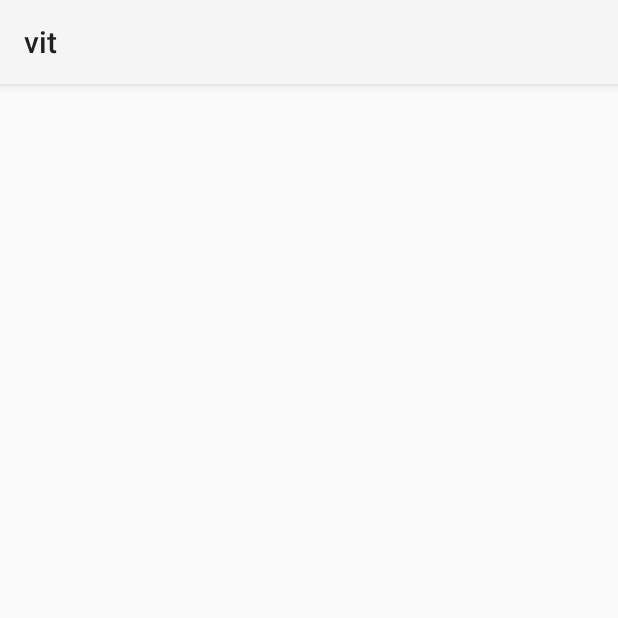
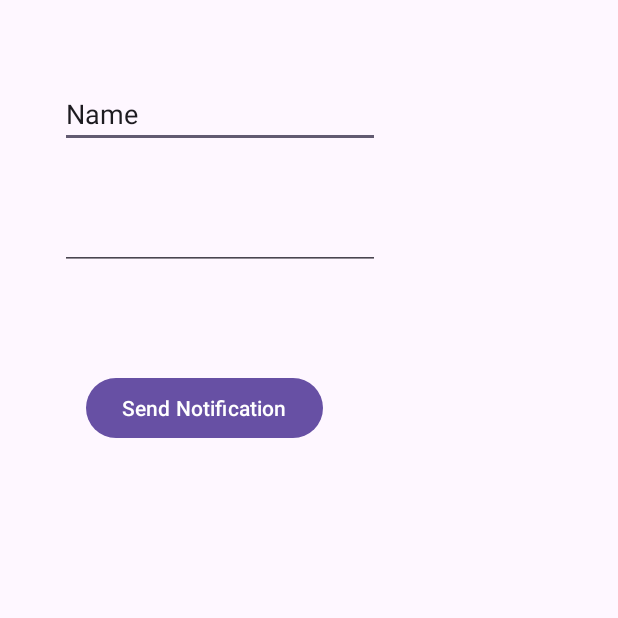
Before and after one commit to sanjanas01/appdev, an Android app: the screen it shows after launch (HomeActivity before the commit, LoginActivity after it), on a phone screen of 412 x 824 dp, the top half of it. Run offline under Robolectric (Android 15) with nearby library versions, the phone set to English and light mode, and no system bars.

Commit message:
Notifications

```diff
--- a/app/src/main/java/com/example/vit/HomeActivity.kt
+++ b/app/src/main/java/com/example/vit/HomeActivity.kt
@@ -1,66 +1,15 @@
 package com.example.vit
 
+import android.app.Activity
+import android.content.Intent
 import android.os.Bundle
+import android.widget.Toast
 import androidx.appcompat.app.AppCompatActivity
 import androidx.lifecycle.ViewModelProvider
-import com.example.vit.HomeViewModel
-import com.example.vit.database.Item
-import com.example.vit.database.ItemDAO
-import com.example.vit.database.Itemroomdb
-import com.example.vit.databinding.ActivityHomeBinding
-import kotlinx.coroutines.Dispatchers
-import kotlinx.coroutines.GlobalScope
-import kotlinx.coroutines.flow.first
-import kotlinx.coroutines.launch
+import androidx.recyclerview.widget.LinearLayoutManager
+import androidx.recyclerview.widget.RecyclerView
+import com.google.android.material.floatingactionbutton.FloatingActionButton
 
 class HomeActivity : AppCompatActivity() {
-    var TAG = HomeActivity::class.java.simpleName    //"HomeActivity"
-    private lateinit var binding: ActivityHomeBinding
-    lateinit var dao: ItemDAO
-    lateinit var viewModel: HomeViewModel
-    //var count = 0
-    override fun onCreate(savedInstanceState: Bundle?) {
-        super.onCreate(savedInstanceState)
-        binding = ActivityHomeBinding.inflate(layoutInflater)
-        val view = binding.root
-        setContentView(view)
-        var  database = Itemroomdb.getDatabase(this)
-        dao = database.itemDao()
-        viewModel = ViewModelProvider(this)[HomeViewModel::class.java]
-        //binding.tvHome.setText(""+count)
-        binding.tvHome.setText(""+viewModel.count)
-        binding.insert.setOnClickListener{
-            insertDataDb()
-        }
-        binding.view.setOnClickListener{
-            findItemDb(21)
-        }
-        binding.inc.setOnClickListener{
-//            count++
-//            viewModel.incrementCount()
-//            binding.tvHome.setText(""+count)
-//            +viewModel.count)
-            viewModel.incrementCount()
-            binding.tvHome.setText(""+viewModel.count)
-        }
-    }
-
-    fun add(a:Int,b:Int):Int{
-        return a+b
-    }
-
-    private fun findItemDb(id: Int) {
-        GlobalScope.launch(Dispatchers.Main) {
-            var item = dao.getItem(id).first()
-            binding.tvHome.setText(item.name)
-        }
-    }
-
-    private fun insertDataDb() {
-        GlobalScope.launch {
-            var item = Item(19,"apple",29.38,3)
-            dao.insert(item)
-        }
-    }
 
 }
--- /dev/null
+++ b/app/src/main/java/com/example/vit/LoginActivity.kt
@@ -0,0 +1,74 @@
+package com.example.vit
+
+import android.app.NotificationChannel
+import android.app.NotificationManager
+import android.app.PendingIntent
+import android.content.Context
+import android.content.Intent
+import android.content.pm.PackageManager
+import android.os.Build
+import android.os.Bundle
+import android.view.View
+import androidx.activity.enableEdgeToEdge
+import androidx.appcompat.app.AppCompatActivity
+import androidx.core.app.ActivityCompat
+import androidx.core.app.NotificationCompat
+import androidx.core.app.NotificationManagerCompat
+import androidx.core.view.ViewCompat
+import androidx.core.view.WindowInsetsCompat
+
+class LoginActivity : AppCompatActivity() {
+
+
+    override fun onCreate(savedInstanceState: Bundle?) {
+        super.onCreate(savedInstanceState)
+        enableEdgeToEdge()
+
+        add(10,20)
+        setContentView(R.layout.activity_login)
+        ViewCompat.setOnApplyWindowInsetsListener(findViewById(R.id.main)) { v, insets ->
+            val systemBars = insets.getInsets(WindowInsetsCompat.Type.systemBars())
+            v.setPadding(systemBars.left, systemBars.top, systemBars.right, systemBars.bottom)
+            insets
+        }
+    }
+
+
+    fun add(a:Int,b:Int):Int{
+        return a+b
+    }
+
+    fun showNotification(view: View) {
+        createNotificationChannel()
+        val intent = Intent(this, MainActivity::class.java).apply {
+            flags = Intent.FLAG_ACTIVITY_NEW_TASK or Intent.FLAG_ACTIVITY_CLEAR_TASK
+        }
+        val pendingIntent: PendingIntent = PendingIntent.getActivity(this, 0, intent, PendingIntent.FLAG_IMMUTABLE)
+
+        var builder = NotificationCompat.Builder(this, "promotions")
+            .setSmallIcon(R.drawable.baseline_school_24)
+            .setContentTitle("Good Morning")
+            .setContentText("App Dev Class")
+            .setPriority(NotificationCompat.PRIORITY_DEFAULT)
+            .setContentIntent(pendingIntent)
+        var notifManager:NotificationManager =  getSystemService(Context.NOTIFICATION_SERVICE) as NotificationManager
+        notifManager.notify(12,builder.build())
+    }
+
+    private fun createNotificationChannel() {
+        // Create the NotificationChannel, but only on API 26+ because
+        // the NotificationChannel class is not in the Support Library.
+        if (Build.VERSION.SDK_INT >= Build.VERSION_CODES.O) {
+            val name = "Sanjana"
+            val descriptionText = "Channel"
+            val importance = NotificationManager.IMPORTANCE_DEFAULT
+            val channel = NotificationChannel("promotions", name, importance).apply {
+                description = descriptionText
+            }
+            // Register the channel with the system.
+            val notificationManager: NotificationManager =
+                getSystemService(Context.NOTIFICATION_SERVICE) as NotificationManager
+            notificationManager.createNotificationChannel(channel)
+        }
+    }
+}
--- /dev/null
+++ b/app/src/main/res/drawable/baseline_school_24.xml
@@ -0,0 +1,6 @@
+<?xml version="1.0" encoding="utf-8"?>
+<vector android:height="24dp" android:tint="#215E9B"
+    android:viewportHeight="24" android:viewportWidth="24"
+    android:width="24dp" xmlns:android="http://schemas.android.com/apk/res/android">
+    <path android:fillColor="@android:color/white" android:pathData="M5,13.18v4L12,21l7,-3.82v-4L12,17l-7,-3.82zM12,3L1,9l11,6 9,-4.91V17h2V9L12,3z"/>
+</vector>
--- /dev/null
+++ b/app/src/main/res/layout/activity_login.xml
@@ -0,0 +1,45 @@
+<?xml version="1.0" encoding="utf-8"?>
+<androidx.constraintlayout.widget.ConstraintLayout
+    xmlns:android="http://schemas.android.com/apk/res/android"
+    xmlns:app="http://schemas.android.com/apk/res-auto"
+    xmlns:tools="http://schemas.android.com/tools"
+    android:id="@+id/main"
+    android:layout_width="match_parent"
+    android:layout_height="match_parent"
+    tools:context=".LoginActivity">
+
+    <EditText
+        android:id="@+id/editTextText"
+        android:layout_width="wrap_content"
+        android:layout_height="wrap_content"
+        android:layout_marginStart="40dp"
+        android:layout_marginTop="53dp"
+        android:ems="10"
+        android:inputType="text"
+        android:text="Name"
+        app:layout_constraintStart_toStartOf="parent"
+        app:layout_constraintTop_toTopOf="parent" />
+
+    <EditText
+        android:id="@+id/editTextTextPassword"
+        android:layout_width="wrap_content"
+        android:layout_height="wrap_content"
+        android:layout_marginStart="40dp"
+        android:layout_marginTop="36dp"
+        android:ems="10"
+        android:inputType="textPassword"
+        app:layout_constraintStart_toStartOf="parent"
+        app:layout_constraintTop_toBottomOf="@+id/editTextText" />
+
+    <Button
+        android:id="@+id/button1"
+        android:layout_width="wrap_content"
+        android:layout_height="wrap_content"
+        android:layout_marginStart="57dp"
+        android:layout_marginTop="68dp"
+        android:text="Send Notification"
+        android:onClick="showNotification"
+        app:layout_constraintStart_toStartOf="parent"
+        app:layout_constraintTop_toBottomOf="@+id/editTextTextPassword" />
+
+</androidx.constraintlayout.widget.ConstraintLayout>
--- a/app/src/main/res/values/colors.xml
+++ b/app/src/main/res/values/colors.xml
@@ -5,4 +5,7 @@
     <color name="mycl">#01204E</color>
     <color name="bg">#D1D8C5</color>
     <color name="heading">#A91D3A</color>
+    <color name="colorPrimary">#3F51B5</color>
+    <color name="colorPrimaryDark">#303F9F</color>
+    <color name="colorAccent">#FF4081</color>
 </resources>
--- a/app/src/main/res/values/strings.xml
+++ b/app/src/main/res/values/strings.xml
@@ -2,4 +2,6 @@
     <string name="app_name">vit</string>
     <string name="enter_name">Enter name</string>
     <string name="enter_password">Enter password</string>
+    <string name="hint_word" >Enter a word</string>
+    <string name="button_save">Save</string>
 </resources>
```
Also changed, not shown: app/src/main/AndroidManifest.xml (+11 -5 lines), app/src/main/java/com/example/vit/Androidview/WordsApplication.kt (deleted, +0 -11 lines), app/src/main/java/com/example/vit/MainActivity.kt (+7 -90 lines), app/src/main/java/com/example/vit/NewWordActivity.kt (deleted, +0 -38 lines), app/src/main/res/layout/activity_main.xml (+26 -11 lines), app/src/main/res/layout/activity_new_word.xml (+0 -18 lines), app/src/main/res/values/styles.xml (added, +29 -0 lines).
